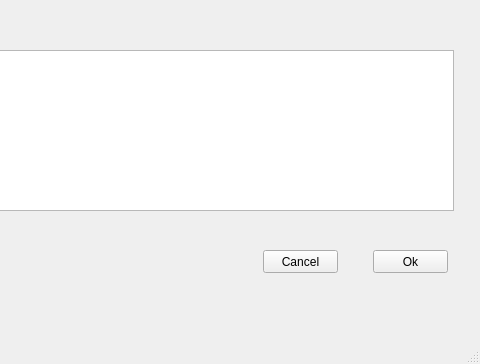
Before: the Qt Designer form gui/metg_builder.ui in nh2oh/au, drawn with Qt 5; both pictures show x 397 to 877 and y 0 to 364 of the 877 by 364 pixel window.
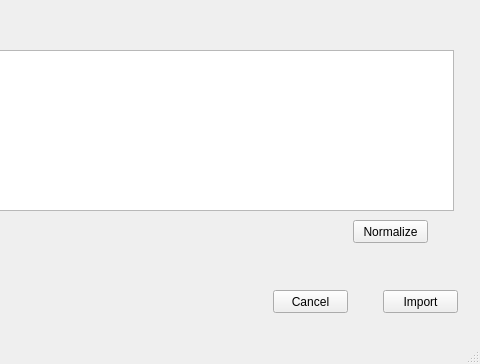
After: the same form once the commit is applied.

What changed in the file:
```diff
--- a/gui/metg_builder.ui
+++ b/gui/metg_builder.ui
@@ -27,21 +27,21 @@
    <widget class="QPushButton" name="pushButton">
     <property name="geometry">
      <rect>
-      <x>770</x>
-      <y>250</y>
+      <x>780</x>
+      <y>290</y>
       <width>75</width>
       <height>23</height>
      </rect>
     </property>
     <property name="text">
-     <string>Ok</string>
+     <string>Import</string>
     </property>
    </widget>
    <widget class="QPushButton" name="pushButton_2">
     <property name="geometry">
      <rect>
-      <x>660</x>
-      <y>250</y>
+      <x>670</x>
+      <y>290</y>
       <width>75</width>
       <height>23</height>
      </rect>
@@ -138,6 +138,19 @@
      <string>Extends_or_not</string>
     </property>
    </widget>
+   <widget class="QPushButton" name="normalize_btn">
+    <property name="geometry">
+     <rect>
+      <x>750</x>
+      <y>220</y>
+      <width>75</width>
+      <height>23</height>
+     </rect>
+    </property>
+    <property name="text">
+     <string>Normalize</string>
+    </property>
+   </widget>
   </widget>
   <widget class="QMenuBar" name="menubar">
    <property name="geometry">
```
Left out of the diff: 4 changed lines with no effect on the pictures.
